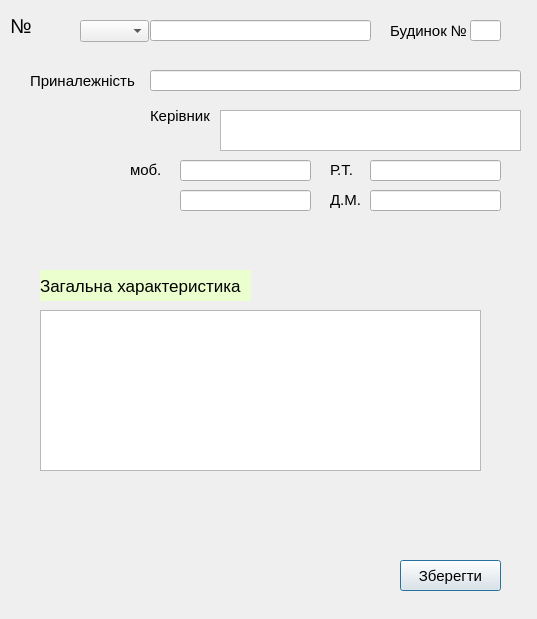
Qt form case_record.ui (LiquorProg/katalog) before a commit.
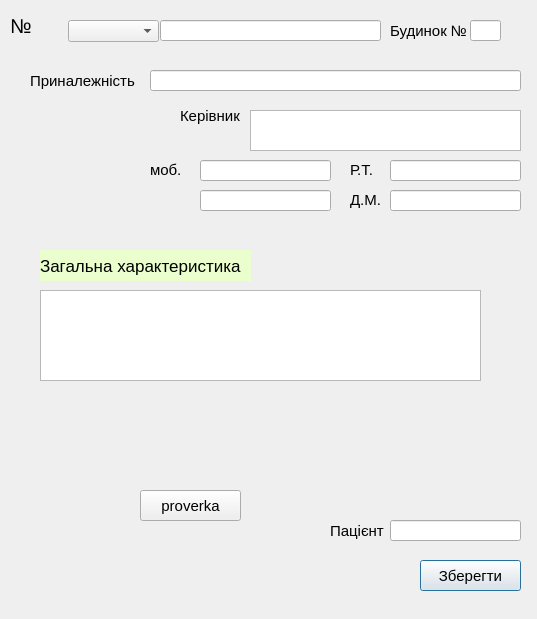
The same form after that commit.

The edit to the form file:
```diff
--- a/case_record.ui
+++ b/case_record.ui
@@ -43,7 +43,7 @@
    <property name="geometry">
     <rect>
      <x>40</x>
-     <y>270</y>
+     <y>250</y>
      <width>211</width>
      <height>31</height>
     </rect>
@@ -67,9 +67,9 @@
    <property name="geometry">
     <rect>
      <x>40</x>
-     <y>310</y>
+     <y>290</y>
      <width>441</width>
-     <height>161</height>
+     <height>91</height>
     </rect>
    </property>
    <property name="mouseTracking">
@@ -86,9 +86,9 @@
   <widget class="QComboBox" name="comboBox_streets">
    <property name="geometry">
     <rect>
-     <x>80</x>
+     <x>68</x>
      <y>20</y>
-     <width>69</width>
+     <width>91</width>
      <height>22</height>
     </rect>
    </property>
@@ -96,7 +96,7 @@
   <widget class="QLineEdit" name="street_name">
    <property name="geometry">
     <rect>
-     <x>150</x>
+     <x>160</x>
      <y>20</y>
      <width>221</width>
      <height>21</height>
@@ -177,7 +177,7 @@
   <widget class="QLabel" name="label_5">
    <property name="geometry">
     <rect>
-     <x>150</x>
+     <x>180</x>
      <y>100</y>
      <width>71</width>
      <height>31</height>
@@ -198,9 +198,9 @@
   <widget class="QTextEdit" name="manager">
    <property name="geometry">
     <rect>
-     <x>220</x>
+     <x>250</x>
      <y>110</y>
-     <width>301</width>
+     <width>271</width>
      <height>41</height>
     </rect>
    </property>
@@ -208,7 +208,7 @@
   <widget class="QLabel" name="label_6">
    <property name="geometry">
     <rect>
-     <x>130</x>
+     <x>150</x>
      <y>160</y>
      <width>41</width>
      <height>20</height>
@@ -229,7 +229,7 @@
   <widget class="QLineEdit" name="mobile_1">
    <property name="geometry">
     <rect>
-     <x>180</x>
+     <x>200</x>
      <y>160</y>
      <width>131</width>
      <height>21</height>
@@ -239,7 +239,7 @@
   <widget class="QLineEdit" name="mibile_2">
    <property name="geometry">
     <rect>
-     <x>180</x>
+     <x>200</x>
      <y>190</y>
      <width>131</width>
      <height>21</height>
@@ -249,7 +249,7 @@
   <widget class="QLabel" name="label_7">
    <property name="geometry">
     <rect>
-     <x>330</x>
+     <x>350</x>
      <y>160</y>
      <width>41</width>
      <height>20</height>
@@ -270,7 +270,7 @@
   <widget class="QLabel" name="label_8">
    <property name="geometry">
     <rect>
-     <x>330</x>
+     <x>350</x>
      <y>190</y>
      <width>41</width>
      <height>20</height>
@@ -291,7 +291,7 @@
   <widget class="QLineEdit" name="work_phone">
    <property name="geometry">
     <rect>
-     <x>370</x>
+     <x>390</x>
      <y>160</y>
      <width>131</width>
      <height>21</height>
@@ -301,7 +301,7 @@
   <widget class="QLineEdit" name="home_phone">
    <property name="geometry">
     <rect>
-     <x>370</x>
+     <x>390</x>
      <y>190</y>
      <width>131</width>
      <height>21</height>
@@ -311,7 +311,7 @@
   <widget class="QPushButton" name="saveButton">
    <property name="geometry">
     <rect>
-     <x>400</x>
+     <x>420</x>
      <y>560</y>
      <width>101</width>
      <height>31</height>
@@ -326,6 +326,55 @@
     <string>Зберегти</string>
    </property>
   </widget>
+  <widget class="QLabel" name="label_9">
+   <property name="geometry">
+    <rect>
+     <x>330</x>
+     <y>520</y>
+     <width>61</width>
+     <height>21</height>
+    </rect>
+   </property>
+   <property name="font">
+    <font>
+     <pointsize>11</pointsize>
+    </font>
+   </property>
+   <property name="text">
+    <string>Пацієнт</string>
+   </property>
+   <property name="margin">
+    <number>2</number>
+   </property>
+  </widget>
+  <widget class="QLineEdit" name="pat_name">
+   <property name="geometry">
+    <rect>
+     <x>390</x>
+     <y>520</y>
+     <width>131</width>
+     <height>21</height>
+    </rect>
+   </property>
+  </widget>
+  <widget class="QPushButton" name="proverka">
+   <property name="geometry">
+    <rect>
+     <x>140</x>
+     <y>490</y>
+     <width>101</width>
+     <height>31</height>
+    </rect>
+   </property>
+   <property name="font">
+    <font>
+     <pointsize>11</pointsize>
+    </font>
+   </property>
+   <property name="text">
+    <string>proverka</string>
+   </property>
+  </widget>
  </widget>
  <resources/>
  <connections/>
```
